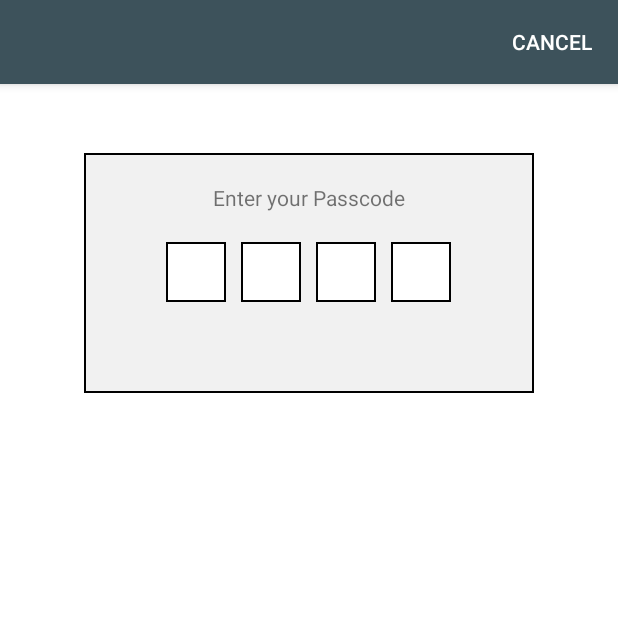
After one commit to syoung7289/HousePoints, an Android app: the PasscodeActivity screen opened directly, with no data from a screen before it, on a phone screen of 412 x 824 dp, the top half of it. The commit adds this screen. Run offline under Robolectric (Android 15) with nearby library versions, the phone set to English and light mode, and no system bars.

Commit message:
Adding admin restrictions

```diff
--- a/app/src/main/AndroidManifest.xml
+++ b/app/src/main/AndroidManifest.xml
@@ -27,6 +27,10 @@
                 android:name="android.support.PARENT_ACTIVITY"
                 android:value="com.scyoung.housepoints.Splash" />
         </activity>
+        <activity
+            android:name=".PasscodeActivity"
+            android:label="@string/title_activity_passcode"
+            android:theme="@style/AppTheme.NoActionBar"></activity>
     </application>
 
 </manifest>
--- /dev/null
+++ b/app/src/main/java/com/scyoung/housepoints/PasscodeActivity.java
@@ -0,0 +1,166 @@
+package com.scyoung.housepoints;
+
+import android.app.Activity;
+import android.content.Intent;
+import android.content.SharedPreferences;
+import android.os.Bundle;
+import android.preference.PreferenceManager;
+import android.support.design.widget.FloatingActionButton;
+import android.support.design.widget.Snackbar;
+import android.support.v7.app.AppCompatActivity;
+import android.support.v7.widget.Toolbar;
+import android.text.Editable;
+import android.text.TextWatcher;
+import android.view.View;
+import android.widget.EditText;
+import android.widget.TextView;
+
+public class PasscodeActivity extends AppCompatActivity {
+    private SharedPreferences prefs;
+    private int action;
+    private EditText digit1;
+    private EditText digit2;
+    private EditText digit3;
+    private EditText digit4;
+    private String passcodeAttempt;
+    private final String RECOVERY_PASSCODE = "9090";
+    public static final int SET = 0;
+    public static final int VERIFY = 1;
+
+    @Override
+    protected void onCreate(Bundle savedInstanceState) {
+        super.onCreate(savedInstanceState);
+        setContentView(R.layout.activity_passcode);
+        prefs = PreferenceManager.getDefaultSharedPreferences(this);
+        action = isPasscodeSet() ? VERIFY : SET;
+
+        digit1 = (EditText) findViewById(R.id.passcodeDigit1);
+        digit2 = (EditText) findViewById(R.id.passcodeDigit2);
+        digit3 = (EditText) findViewById(R.id.passcodeDigit3);
+        digit4 = (EditText) findViewById(R.id.passcodeDigit4);
+
+        prepareEditText(digit1, digit2);
+        prepareEditText(digit2, digit3);
+        prepareEditText(digit3, digit4);
+        prepareEditText(digit4, null);
+
+        initPasscode();
+    }
+
+    public void cancelPasscodeProcessing(View view) {
+        setPreference(false, "");
+    }
+
+    private void setPreference(boolean b, String newPasscode) {
+        if (action == SET) {
+            SharedPreferences.Editor editor = prefs.edit();
+            if (b) {
+                editor.putString("user_passcode", newPasscode);
+            } else {
+                editor.remove("user_passcode");
+            }
+            editor.commit();
+        }
+        Intent resultIntent = new Intent();
+        resultIntent.putExtra(getResources().getString(R.string.passcode_success), b);
+        resultIntent.putExtra(getResources().getString(R.string.passcode_action), action);
+        setResult(Activity.RESULT_OK, resultIntent);
+        finish();
+    }
+
+    private boolean isPasscodeSet() {
+        return !(prefs.getString("user_passcode", "")).isEmpty();
+    }
+
+    private void prepareEditText(EditText editTextCurrent, final EditText editTextNext) {
+        editTextCurrent.addTextChangedListener(new TextWatcher() {
+            @Override
+            public void beforeTextChanged(CharSequence s, int start, int count, int after) {
+
+            }
+
+            @Override
+            public void onTextChanged(CharSequence s, int start, int before, int count) {
+
+            }
+
+            @Override
+            public void afterTextChanged(Editable s) {
+                if (s.length() == 1) {
+                    findViewById(R.id.errorText).setVisibility(View.GONE);
+                    if (editTextNext != null) {
+                        editTextNext.requestFocus();
+                        editTextNext.selectAll();
+                    } else {
+                        processPasscode();
+                    }
+                }
+            }
+        });
+    }
+
+    private void processPasscode() {
+        String passcodeEntry =
+                digit1.getText().toString() +
+                        digit2.getText().toString() +
+                        digit3.getText().toString() +
+                        digit4.getText().toString();
+        if (action == SET) {
+            processSetPasscode(passcodeEntry);
+        }
+        else {
+            processVerifyPasscode(passcodeEntry);
+        }
+    }
+
+    private void processVerifyPasscode(String passcodeEntry) {
+        String userPasscode = prefs.getString("user_passcode", null);
+        if (passcodeEntry.equals(userPasscode) || passcodeEntry.equals(RECOVERY_PASSCODE)) {
+            setPreference(true, null);
+        }
+        else {
+            TextView errorText = (TextView)findViewById(R.id.errorText);
+            errorText.setText(R.string.passcode_doesnt_match);
+            errorText.setVisibility(View.VISIBLE);
+            initPasscode();
+
+        }
+
+    }
+
+    private void processSetPasscode(String passcodeEntry) {
+        if (passcodeAttempt != null && !passcodeAttempt.isEmpty()) {
+            //process second attempt
+            if (passcodeAttempt.equals(passcodeEntry)) {
+                // process success
+                setPreference(true, passcodeEntry);
+            }
+            else {
+                // process failure / retry
+                passcodeAttempt = null;
+                TextView errorMessage = (TextView)findViewById(R.id.errorText);
+                errorMessage.setText(R.string.passcodes_dont_match);
+                errorMessage.setVisibility(View.VISIBLE);
+                ((TextView)findViewById(R.id.enterPasscodeText)).setText(R.string.enter_passcode);
+                initPasscode();
+            }
+        }
+        else {
+            //process first attempt
+            passcodeAttempt = passcodeEntry;
+            ((TextView)findViewById(R.id.enterPasscodeText)).setText(R.string.reenter_passcode);
+            initPasscode();
+
+        }
+
+    }
+
+    private void initPasscode() {
+        digit1.setText("");
+        digit2.setText("");
+        digit3.setText("");
+        digit4.setText("");
+        digit1.requestFocus();
+    }
+
+}
--- /dev/null
+++ b/app/src/main/res/drawable/passcode_border.xml
@@ -0,0 +1,5 @@
+<?xml version="1.0" encoding="utf-8"?>
+<shape xmlns:android="http://schemas.android.com/apk/res/android" android:shape="rectangle">
+    <solid android:color="#FFF"/>
+    <stroke android:width="1dp" android:color="#000"/>
+</shape>
--- /dev/null
+++ b/app/src/main/res/drawable/passcode_container_border.xml
@@ -0,0 +1,5 @@
+<?xml version="1.0" encoding="utf-8"?>
+<shape xmlns:android="http://schemas.android.com/apk/res/android" android:shape="rectangle">
+    <solid android:color="#f1f1f1f1"/>
+    <stroke android:width="1dp" android:color="#000"/>
+</shape>
--- /dev/null
+++ b/app/src/main/res/layout/activity_passcode.xml
@@ -0,0 +1,37 @@
+<?xml version="1.0" encoding="utf-8"?>
+<android.support.design.widget.CoordinatorLayout xmlns:android="http://schemas.android.com/apk/res/android"
+    xmlns:app="http://schemas.android.com/apk/res-auto"
+    xmlns:tools="http://schemas.android.com/tools"
+    android:layout_width="match_parent"
+    android:layout_height="match_parent"
+    android:fitsSystemWindows="true"
+    tools:context="com.scyoung.housepoints.PasscodeActivity">
+
+    <android.support.design.widget.AppBarLayout
+        android:layout_width="match_parent"
+        android:layout_height="wrap_content"
+        android:theme="@style/AppTheme.AppBarOverlay">
+
+        <android.support.v7.widget.Toolbar
+            android:id="@+id/toolbar"
+            android:layout_width="match_parent"
+            android:layout_height="?attr/actionBarSize"
+            android:background="?attr/colorPrimary"
+            app:popupTheme="@style/AppTheme.PopupOverlay">
+
+            <Button
+                android:id="@+id/cancelPasscode"
+                android:onClick="cancelPasscodeProcessing"
+                android:layout_width="wrap_content"
+                android:layout_height="wrap_content"
+                android:text="Cancel"
+                android:background="@android:color/transparent"
+                android:layout_gravity="right"/>
+
+        </android.support.v7.widget.Toolbar>
+
+    </android.support.design.widget.AppBarLayout>
+
+    <include layout="@layout/content_passcode" />
+
+</android.support.design.widget.CoordinatorLayout>
--- /dev/null
+++ b/app/src/main/res/layout/content_passcode.xml
@@ -0,0 +1,122 @@
+<?xml version="1.0" encoding="utf-8"?>
+<RelativeLayout xmlns:android="http://schemas.android.com/apk/res/android"
+    xmlns:app="http://schemas.android.com/apk/res-auto"
+    xmlns:tools="http://schemas.android.com/tools"
+    android:layout_width="match_parent"
+    android:layout_height="match_parent"
+    android:paddingBottom="@dimen/activity_vertical_margin"
+    android:paddingLeft="@dimen/activity_horizontal_margin"
+    android:paddingRight="@dimen/activity_horizontal_margin"
+    android:paddingTop="@dimen/activity_vertical_margin"
+    android:background="#FFF"
+    app:layout_behavior="@string/appbar_scrolling_view_behavior"
+    tools:context="com.scyoung.housepoints.PasscodeActivity"
+    tools:showIn="@layout/activity_passcode">
+
+    <RelativeLayout
+        android:id="@+id/passcodeContainer"
+        android:layout_width="300dp"
+        android:layout_height="160dp"
+        android:layout_marginTop="30dp"
+        android:background="@drawable/passcode_container_border"
+        android:layout_centerHorizontal="true">
+
+        <RelativeLayout
+            android:id="@+id/upperMessageContainer"
+            android:layout_width="match_parent"
+            android:layout_height="wrap_content"
+            android:layout_marginTop="20dp"
+            android:layout_marginBottom="20dp"
+            android:layout_alignParentTop="true">
+
+            <TextView
+                android:id="@+id/enterPasscodeText"
+                android:layout_width="wrap_content"
+                android:layout_height="wrap_content"
+                android:layout_centerInParent="true"
+                android:text="@string/enter_passcode"/>
+
+        </RelativeLayout>
+
+        <RelativeLayout
+            android:id="@+id/passcodeBoxesContainer"
+            android:layout_below="@id/upperMessageContainer"
+            android:layout_width="wrap_content"
+            android:layout_height="40dp"
+            android:layout_centerHorizontal="true">
+
+            <EditText
+                android:id="@+id/passcodeDigit1"
+                android:imeOptions="flagNoExtractUi"
+                android:layout_width="40dp"
+                android:layout_height="40dp"
+                android:maxLength="1"
+                android:textSize="20sp"
+                android:gravity="center"
+                android:background="@drawable/passcode_border"
+                android:inputType="numberPassword"
+                android:layout_marginLeft="5dp"/>
+            <EditText
+                android:id="@+id/passcodeDigit2"
+                android:imeOptions="flagNoExtractUi"
+                android:layout_width="40dp"
+                android:layout_height="40dp"
+                android:maxLength="1"
+                android:textSize="20sp"
+                android:gravity="center"
+                android:background="@drawable/passcode_border"
+                android:inputType="numberPassword"
+                android:layout_marginLeft="10dp"
+                android:layout_toRightOf="@id/passcodeDigit1" />
+            <EditText
+                android:id="@+id/passcodeDigit3"
+                android:imeOptions="flagNoExtractUi"
+                android:layout_width="40dp"
+                android:layout_height="40dp"
+                android:maxLength="1"
+                android:textSize="20sp"
+                android:gravity="center"
+                android:background="@drawable/passcode_border"
+                android:inputType="numberPassword"
+                android:layout_toRightOf="@id/passcodeDigit2"
+                android:layout_marginLeft="10dp"/>
+            <EditText
+                android:id="@+id/passcodeDigit4"
+                android:imeOptions="flagNoExtractUi"
+                android:layout_width="40dp"
+                android:layout_height="40dp"
+                android:maxLength="1"
+                android:textSize="20sp"
+                android:gravity="center"
+                android:background="@drawable/passcode_border"
+                android:inputType="numberPassword"
+                android:layout_marginLeft="10dp"
+                android:layout_toRightOf="@id/passcodeDigit3"
+                android:layout_marginRight="5dp"/>
+
+        </RelativeLayout>
+
+        <RelativeLayout
+            android:id="@+id/lowerMessageContainer"
+            android:layout_width="match_parent"
+            android:layout_height="wrap_content"
+            android:layout_marginTop="20dp"
+            android:layout_below="@+id/passcodeBoxesContainer"
+            android:layout_alignParentLeft="true"
+            android:layout_alignParentStart="true">
+
+            <TextView
+                android:id="@+id/errorText"
+                android:layout_width="wrap_content"
+                android:layout_height="wrap_content"
+                android:layout_centerInParent="true"
+                android:text="@string/passcodes_dont_match"
+                android:textColor="@color/colorSecondaryRed"
+                android:visibility="gone"
+                android:textStyle="bold"/>
+
+        </RelativeLayout>
+
+    </RelativeLayout>
+
+</RelativeLayout>
--- a/app/src/main/res/values/colors.xml
+++ b/app/src/main/res/values/colors.xml
@@ -16,4 +16,6 @@
 
     <color name="colorDisabledStart">#AAA</color>
     <color name="colorDisabledBorder">#444</color>
+
+    <color name="colorSecondaryRed">#C00000</color>
 </resources>
--- a/app/src/main/res/values/strings.xml
+++ b/app/src/main/res/values/strings.xml
@@ -329,5 +329,16 @@
     <string name="pref_dialog_pos_delete_points">Delete Points</string>
     <string name="pref_dialog_neg_delete_points">Cancel</string>
     <string-array name="empty_array"></string-array>
+    <string name="title_activity_passcode">PasscodeActivity</string>
+    <string name="enter_passcode">Enter your Passcode</string>
+    <string name="passcodes_dont_match">Passcodes do not match</string>
+    <string name="passcode_action">passcode_action</string>
+    <string name="passcode_success">passcode_set_result</string>
+    <string name="passcode_doesnt_match">Passcode does not match saved passcode</string>
+    <string name="reenter_passcode">Verify your Passcode</string>
+    <string name="pref_header_admin">Admin Settings</string>
+    <string name="pref_title_admin_restrictions">Admin Restrictions</string>
+    <string name="pref_summary_admin_restrictions">Create passcode to secure data</string>
+    <string name="pref_summary_admin_set">Passcode set</string>
 
 </resources>
--- a/app/src/main/res/xml/pref_headers.xml
+++ b/app/src/main/res/xml/pref_headers.xml
@@ -1,6 +1,12 @@
 <preference-headers xmlns:android="http://schemas.android.com/apk/res/android">
 
     <!-- These settings headers are only used on tablets. -->
+
+
+    <header
+        android:fragment="com.scyoung.housepoints.PointSettings$AdminPreferenceFragment"
+        android:icon="@drawable/administrator_24"
+        android:title="@string/pref_header_admin" />
 
     <header
         android:fragment="com.scyoung.housepoints.PointSettings$PointThresholdFragment"
```
Also changed, not shown: app/src/main/java/com/scyoung/housepoints/PointSettings.java (+63 -0 lines), app/src/main/java/com/scyoung/housepoints/Splash.java (+36 -2 lines), app/src/main/java/com/scyoung/housepoints/preference/PasscodeSwitchPreference.java (added, +44 -0 lines), app/src/main/res/xml/pref_admin.xml (added, +10 -0 lines), app/src/main/res/drawable/administrator_24.png (added).
